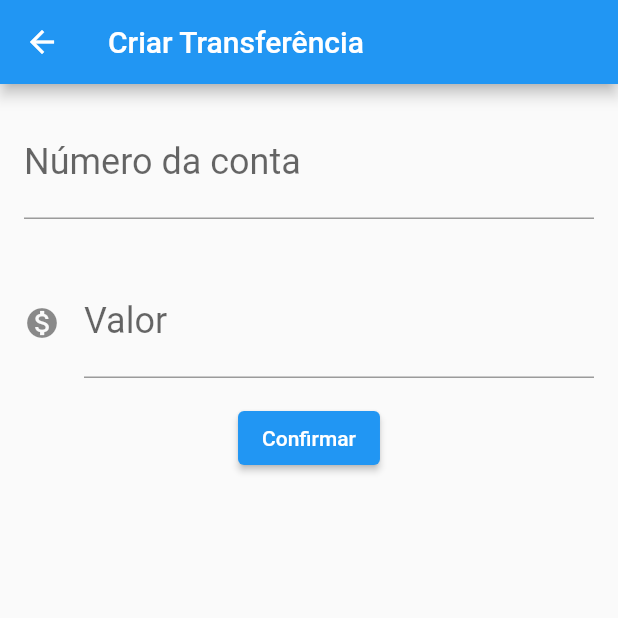
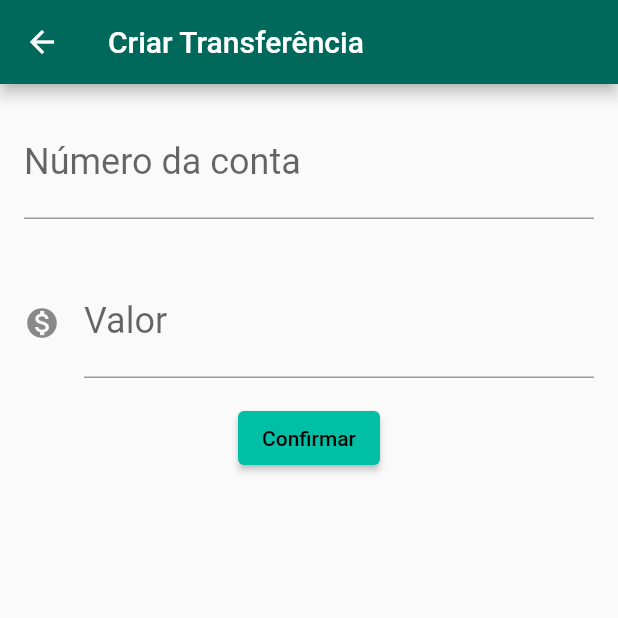
Before and after one commit to NathanMGalante/Cursos, a Flutter app: the screen it shows after launch, after a tap on the "add" icon, on a phone screen of 412 x 824 dp, the top half of it. Run offline on Flutter 3.47's test engine with Material 2 defaults, Android fonts, the phone set to English and light mode, and no system bars.

Commit message:
Refatorando o projeto

```diff
--- /dev/null
+++ b/Flutter/Fundamentos de Flutter/projeto_bytebank/lib/components/editor.dart
@@ -0,0 +1,29 @@
+import 'package:flutter/material.dart';
+
+class Editor extends StatelessWidget {
+  final TextEditingController controller;
+  final String label;
+  final String tip;
+  final IconData icon;
+
+  Editor({this.controller, this.label, this.tip, this.icon});
+
+  @override
+  Widget build(BuildContext context) {
+    return Padding(
+      padding: const EdgeInsets.all(16.0),
+      child: TextField(
+        decoration: InputDecoration(
+          icon: icon != null ? Icon(icon) : null,
+          labelText: label,
+          hintText: tip,
+        ),
+        style: TextStyle(
+          fontSize: 24.0,
+        ),
+        keyboardType: TextInputType.number,
+        controller: controller,
+      ),
+    );
+  }
+}
--- a/Flutter/Fundamentos de Flutter/projeto_bytebank/lib/main.dart
+++ b/Flutter/Fundamentos de Flutter/projeto_bytebank/lib/main.dart
@@ -1,164 +1,20 @@
 import 'package:flutter/material.dart';
+import 'package:projeto_bytebank/screens/transfers/list.dart';
 
 void main() => runApp(ByteBankApp());
 
 class ByteBankApp extends StatelessWidget {
   @override
-  Widget build(BuildContext context) {
-    return MaterialApp(
-      home: Scaffold(
-        body: TransferList(),
-      ),
-    );
-  }
+  Widget build(BuildContext context) => MaterialApp(
+        home: TransferList(),
+        theme: ThemeData(
+          primaryColor: Colors.teal[800],
+          accentColor: Colors.tealAccent[700],
+          elevatedButtonTheme: ElevatedButtonThemeData(
+              style: TextButton.styleFrom(
+            primary: Colors.black,
+            backgroundColor: Colors.tealAccent[700],
+          )),
+        ),
+      );
 }
-
-class TransferList extends StatefulWidget {
-  final List<Transfer> _transfers = [];
-
-  @override
-  State<StatefulWidget> createState() => TransferListState();
-}
-
-class TransferListState extends State<TransferList> {
-  @override
-  Widget build(BuildContext context) {
-    // widget é usado para acessar o _transfers da classe pai
-    return Scaffold(
-      appBar: AppBar(
-        title: Text('Transferências'),
-      ),
-      body: ListView.builder(
-        itemCount: widget._transfers.length,
-        itemBuilder: (context, index) {
-          final transfer = widget._transfers[index];
-          return TransferItem(transfer);
-        },
-      ),
-      floatingActionButton: FloatingActionButton(
-        child: Icon(Icons.add),
-        onPressed: () {
-          final Future<Transfer> future = Navigator.push(
-              context, MaterialPageRoute(builder: (context) => TransferForm()));
-          future.then((transferReceived) => _update(transferReceived));
-        },
-      ),
-    );
-  }
-
-  _update(Transfer transferReceived) {
-    if (transferReceived != null) {
-      Future.delayed(Duration(seconds: 1), () {
-        setState(() => widget._transfers.add(transferReceived));
-      });
-    }
-  }
-}
-
-class TransferItem extends StatelessWidget {
-  Transfer _transfer;
-
-  TransferItem(this._transfer);
-
-  @override
-  Widget build(BuildContext context) {
-    return Card(
-      child: ListTile(
-        leading: Icon(Icons.monetization_on),
-        title: Text(_transfer.accountNumber.toString()),
-        subtitle: Text(_transfer.value.toString()),
-      ),
-    );
-  }
-}
-
-class TransferForm extends StatefulWidget {
-  final TextEditingController _controllerFieldNumberAccount =
-      TextEditingController();
-  final TextEditingController _controllerFieldValue = TextEditingController();
-
-  @override
-  State<StatefulWidget> createState() => TransferFormState();
-}
-
-class TransferFormState extends State<TransferForm> {
-  @override
-  Widget build(BuildContext context) {
-    return Scaffold(
-      appBar: AppBar(
-        title: Text('Criar Transferência'),
-      ),
-      body: SingleChildScrollView(
-        child: Column(
-          children: [
-            Editor(
-                controller: widget._controllerFieldNumberAccount,
-                label: 'Número da conta',
-                tip: '000'),
-            Editor(
-                controller: widget._controllerFieldValue,
-                label: 'Valor',
-                tip: '0,00',
-                icon: Icons.monetization_on),
-            ElevatedButton(
-              child: Text('Confirmar'),
-              onPressed: () => _transferCreate(context),
-            ),
-          ],
-        ),
-      ),
-    );
-  }
-
-  void _transferCreate(BuildContext context) {
-    final int numberAccount =
-        int.tryParse(widget._controllerFieldNumberAccount.text);
-    final double valueAccount =
-        double.tryParse(widget._controllerFieldValue.text);
-    if (numberAccount != null && valueAccount != null) {
-      final transferCreated = Transfer(numberAccount, valueAccount);
-      Navigator.pop(context,
-          transferCreated); // push coloca a transferencia e o pop tira a transferencia
-    }
-  }
-}
-
-class Transfer {
-  final int accountNumber;
-  final double value;
-
-  Transfer(this.accountNumber, this.value);
-
-  @override
-  String toString() {
-    return 'Transfer{accountNumber: $accountNumber, value: $value}';
-  }
-}
-
-class Editor extends StatelessWidget {
-  final TextEditingController controller;
-  final String label;
-  final String tip;
-  final IconData icon;
-
-  Editor({this.controller, this.label, this.tip, this.icon});
-
-  @override
-  Widget build(BuildContext context) {
-    return Padding(
-      padding: const EdgeInsets.all(16.0),
-      child: TextField(
-        decoration: InputDecoration(
-          icon: icon != null ? Icon(icon) : null,
-          labelText: label,
-          hintText: tip,
-        ),
-        style: TextStyle(
-          fontSize: 24.0,
-        ),
-        keyboardType: TextInputType.number,
-        controller: controller,
-      ),
-    );
-  }
-}
--- /dev/null
+++ b/Flutter/Fundamentos de Flutter/projeto_bytebank/lib/models/transfer.dart
@@ -0,0 +1,11 @@
+class Transfer {
+  final int accountNumber;
+  final double value;
+
+  Transfer(this.accountNumber, this.value);
+
+  @override
+  String toString() {
+    return 'Transfer{accountNumber: $accountNumber, value: $value}';
+  }
+}
--- /dev/null
+++ b/Flutter/Fundamentos de Flutter/projeto_bytebank/lib/screens/transfers/form.dart
@@ -0,0 +1,61 @@
+import 'package:flutter/material.dart';
+import 'package:projeto_bytebank/components/editor.dart';
+import 'package:projeto_bytebank/models/transfer.dart';
+
+const _title_appBar = 'Criar Transferência';
+const _laber_numberAccount = 'Número da conta';
+const _tip_numberAccount = '000';
+const _laber_value = 'Valor';
+const _tip_value = '00.0';
+const _confirm_button = 'Confirmar';
+
+class TransferForm extends StatefulWidget {
+  final TextEditingController _controllerFieldNumberAccount =
+      TextEditingController();
+  final TextEditingController _controllerFieldValue = TextEditingController();
+
+  @override
+  State<StatefulWidget> createState() => TransferFormState();
+}
+
+class TransferFormState extends State<TransferForm> {
+  @override
+  Widget build(BuildContext context) {
+    return Scaffold(
+      appBar: AppBar(
+        title: Text(_title_appBar),
+      ),
+      body: SingleChildScrollView(
+        child: Column(
+          children: [
+            Editor(
+                controller: widget._controllerFieldNumberAccount,
+                label: _laber_numberAccount,
+                tip: _tip_numberAccount),
+            Editor(
+                controller: widget._controllerFieldValue,
+                label: _laber_value,
+                tip: _tip_value,
+                icon: Icons.monetization_on),
+            ElevatedButton(
+              child: Text(_confirm_button),
+              onPressed: () => _transferCreate(context),
+            ),
+          ],
+        ),
+      ),
+    );
+  }
+
+  void _transferCreate(BuildContext context) {
+    final int numberAccount =
+        int.tryParse(widget._controllerFieldNumberAccount.text);
+    final double valueAccount =
+        double.tryParse(widget._controllerFieldValue.text);
+    if (numberAccount != null && valueAccount != null) {
+      final transferCreated = Transfer(numberAccount, valueAccount);
+      Navigator.pop(context,
+          transferCreated); // push coloca a transferencia e o pop tira a transferencia
+    }
+  }
+}
--- /dev/null
+++ b/Flutter/Fundamentos de Flutter/projeto_bytebank/lib/screens/transfers/list.dart
@@ -0,0 +1,64 @@
+import 'package:flutter/material.dart';
+import 'package:projeto_bytebank/models/transfer.dart';
+import 'package:projeto_bytebank/screens/transfers/form.dart';
+
+const _title_appBar = 'Transferências';
+
+class TransferList extends StatefulWidget {
+  final List<Transfer> _transfers = [];
+
+  @override
+  State<StatefulWidget> createState() => TransferListState();
+}
+
+class TransferListState extends State<TransferList> {
+  @override
+  Widget build(BuildContext context) {
+    // widget é usado para acessar o _transfers da classe pai
+    return Scaffold(
+      appBar: AppBar(
+        title: Text(_title_appBar),
+      ),
+      body: ListView.builder(
+        itemCount: widget._transfers.length,
+        itemBuilder: (context, index) {
+          final transfer = widget._transfers[index];
+          return TransferItem(transfer);
+        },
+      ),
+      floatingActionButton: FloatingActionButton(
+        child: Icon(Icons.add),
+        onPressed: () {
+          Navigator.push(context,
+                  MaterialPageRoute(builder: (context) => TransferForm()))
+              .then((transferReceived) => _update(transferReceived));
+        },
+      ),
+    );
+  }
+
+  _update(Transfer transferReceived) {
+    if (transferReceived != null) {
+      Future.delayed(Duration(seconds: 1), () {
+        setState(() => widget._transfers.add(transferReceived));
+      });
+    }
+  }
+}
+
+class TransferItem extends StatelessWidget {
+  final Transfer _transfer;
+
+  TransferItem(this._transfer);
+
+  @override
+  Widget build(BuildContext context) {
+    return Card(
+      child: ListTile(
+        leading: Icon(Icons.monetization_on),
+        title: Text(_transfer.accountNumber.toString()),
+        subtitle: Text(_transfer.value.toString()),
+      ),
+    );
+  }
+}
```
Also changed, not shown: 1 other file.
